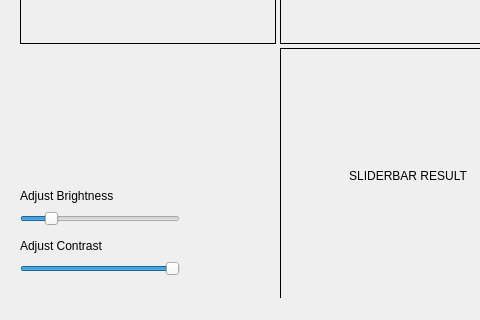
Above: bmp_Processor/mainwindow.ui from evs2012/Milestone2 before the change; both pictures show x 0 to 480 and y 538 to 858 of the 650 by 858 pixel window. Below: the same form after it.
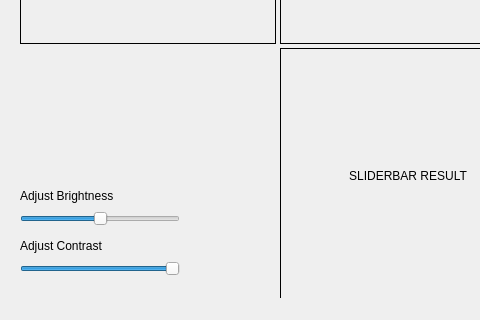
That is the form after the change.

Commit message:
made the sliders work
yup, and adjusted their ranges

What changed in the file:
```diff
--- a/bmp_Processor/mainwindow.ui
+++ b/bmp_Processor/mainwindow.ui
@@ -23,14 +23,20 @@
       <height>22</height>
      </rect>
     </property>
+    <property name="toolTipDuration">
+     <number>-4</number>
+    </property>
+    <property name="minimum">
+     <number>50</number>
+    </property>
     <property name="maximum">
-     <number>300</number>
+     <number>150</number>
     </property>
     <property name="singleStep">
      <number>1</number>
     </property>
     <property name="value">
-     <number>50</number>
+     <number>100</number>
     </property>
     <property name="orientation">
      <enum>Qt::Horizontal</enum>
```
Left out of the diff: 3 changed lines with no effect on the pictures. The commit also changes 4 other files.
